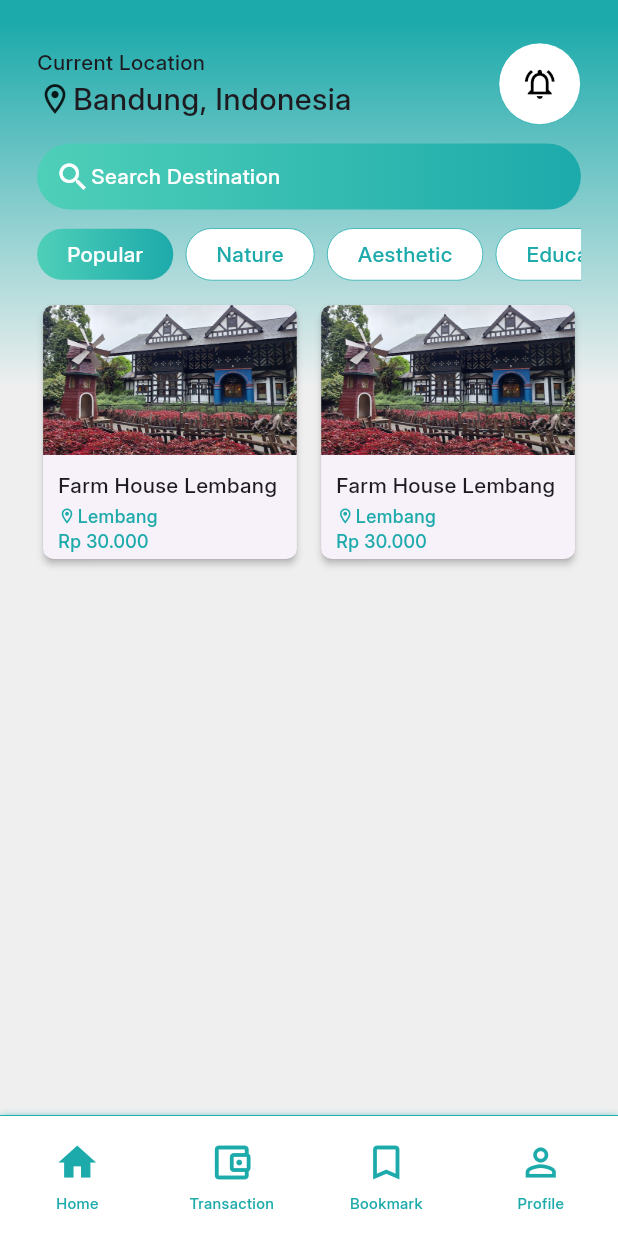
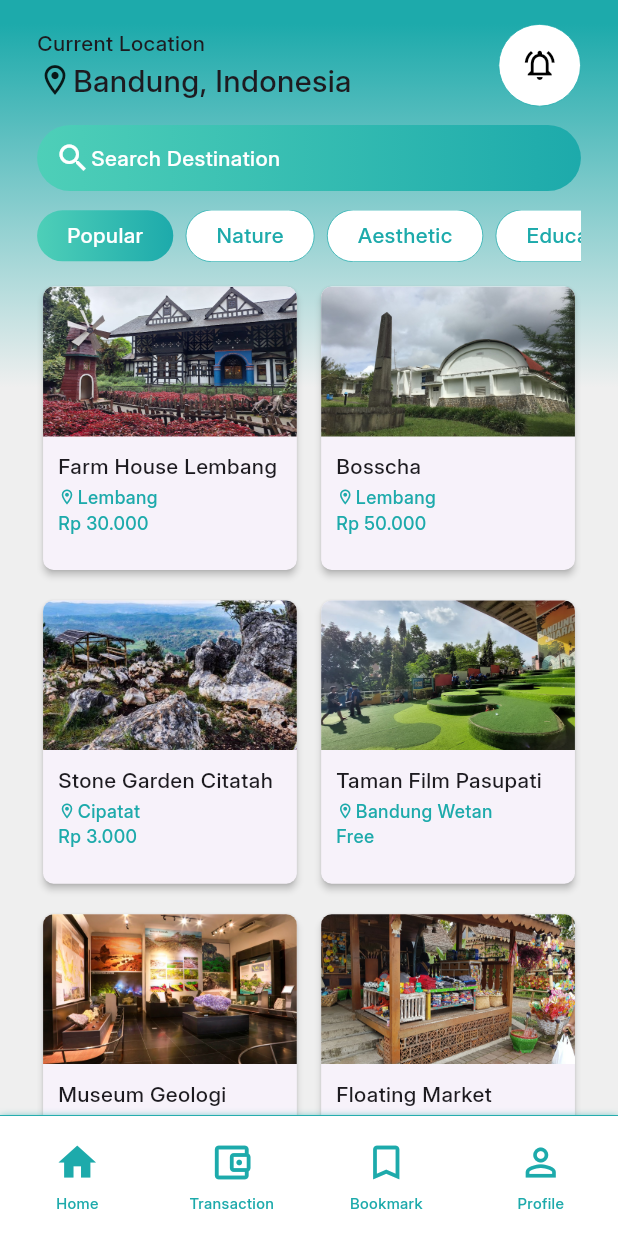
Before and after one commit to Garongan/flutter_aplikasi_tempat_wisata_bandung, a Flutter app: the screen it shows after launch, on a phone screen of 412 x 824 dp. Run offline on Flutter 3.47's test engine with Material 3 defaults, Android fonts, the phone set to English and light mode, and no system bars; our stand-ins replace device_preview.

Commit message:
feat: update data vacation list

```diff
--- a/lib/data/tourism_place_data.dart
+++ b/lib/data/tourism_place_data.dart
@@ -20,21 +20,93 @@ var tourismPlaceData = [
     ],
   ),
   TourismPlaceModel(
-    name: 'Farm House Lembang',
+    name: 'Bosscha',
     location: 'Lembang',
     description:
-        'Taman hiburan dengan bangunan bergaya Eropa, kostum Belanda untuk disewa, kebun binatang mini & resto trendi.',
+        'Observatorium Bosscha adalah observatorium astronomi tertua di Indonesia yang terletak di Lembang, Kabupaten Bandung Barat, Jawa Barat.',
+    openDays: 'Saturday',
+    openTime: '08.00 - 12.00',
+    ticketPrice: 'Rp 50.000',
+    imageAsset: 'assets/images/bosscha.jpg',
+    imageUrls: [
+      'https://lh3.googleusercontent.com/p/AF1QipOwW_o9bIdoWElO-SCpFzx3XjcQvrR2Cx9L98E=s1360-w1360-h1020',
+      'https://lh3.googleusercontent.com/p/AF1QipPWno_4mzJloHx48Itvt7BMN8orcV3tEZNLyXEP=s1360-w1360-h1020',
+      'https://lh3.googleusercontent.com/p/AF1QipMOBa-Yi89ZBLhY1RuV7GHrDZaDFckFMLtge83c=s1360-w1360-h1020',
+      'https://lh3.googleusercontent.com/p/AF1QipN-2ZgH50bNtiyd4bSMe1uxCeW3uPdJx09ZxLrW=s1360-w1360-h1020',
+      'https://lh3.googleusercontent.com/p/AF1QipNm0zFOsHLAERQrpjfZ6vnMUeNbJFwH08I4EBtU=s1360-w1360-h1020',
+      'https://lh3.googleusercontent.com/p/AF1QipMLaYooyGbs1ROEmTHyujA_Z9hkN6lj9Hs92b1c=s1360-w1360-h1020',
+    ],
+  ),
+  TourismPlaceModel(
+    name: 'Stone Garden Citatah',
+    location: 'Cipatat',
+    description:
+        'Lokasi tujuan yang menyuguhkan pemandangan pegunungan hijau di sekeliling dari puncak bukit berbatu.',
     openDays: 'Open Everyday',
-    openTime: '09.00 - 18.00',
-    ticketPrice: 'Rp 30.000',
-    imageAsset: 'assets/images/farm_house_lembang.jpg',
+    openTime: '06.00 - 17.00',
+    ticketPrice: 'Rp 3.000',
+    imageAsset: 'assets/images/stone_garden_citatah.jpeg',
     imageUrls: [
-      'https://lh5.googleusercontent.com/p/AF1QipNw89HVDAQt_zsgGZG9hk3q03bRGHDPX987Z-42=w675-h390-n-k-no',
-      'https://lh5.googleusercontent.com/p/AF1QipO6uE8zqXK9CQxsseW0A8DwaqaZVgTEHmalO6i8=w675-h390-n-k-no',
-      'https://lh5.googleusercontent.com/p/AF1QipP0khgrBLFQHqlPGm-xCodeq7InrXfzcYoZDeL8=w675-h390-n-k-no',
-      'https://lh5.googleusercontent.com/p/AF1QipM3TLVvn4pCLm5rllYDwQEa525ZKFQCPdoRVM8J=w675-h390-n-k-no',
-      'https://lh5.googleusercontent.com/p/AF1QipPws5oeklKQJqx-m7YNcINfplsATug82mHkNrw7=w675-h390-n-k-no',
-      'https://lh5.googleusercontent.com/p/AF1QipPf7RSfYEYrGNy-q7jAx2QW1U3kSHFREMIGMdPR=w675-h390-n-k-no',
+      'https://encrypted-tbn0.gstatic.com/licensed-image?q=tbn:ANd9GcT3Ve462PsfIGcCVUHVeGb6zP6dAtLFE8M75N7jj7BRRTj4WWkic7iw37T9PkXDC8RJ_y3Y-z_R6B7UtZe9EV_rvGVZpa0yrmKzAXd5wg',
+      'https://encrypted-tbn0.gstatic.com/licensed-image?q=tbn:ANd9GcSxt2eEYFecpSCPpbW6gy2OtV3wFyFXwOizUsieJ1_Vdg0YaERZEiU_itVqYU9u-ZRhbrGkFsqSHHJkcjwJI9rF71BeyZiFUY7vcq25sQ',
+      'https://encrypted-tbn1.gstatic.com/licensed-image?q=tbn:ANd9GcRYx7msN9CBiV-YEZcK-AS-RCoGvCZThq4Qh_O1mZW8bq0D2MV6_9ozHvWWNwPxeYG80NZD2GEM0EJr4Ka8VRGBAViIM47QMSmTGT0Ncw',
+      'https://encrypted-tbn2.gstatic.com/licensed-image?q=tbn:ANd9GcSpLJTft-LXolpnva4ViidQN332oh3ee6KFiIDPitU6sFh3u8tIBsnGwqlP9kVRKj2lfegqAVRUfmt391VMUVysPpEzvaH85Q4d818pCw',
+      'https://encrypted-tbn1.gstatic.com/licensed-image?q=tbn:ANd9GcTeHFA4ypBb7uAbdoqarX2eI1PfanBWtmzq_KnIMpp4qfxGXg1eYKCnqCO0R1WgHCj5unVonFtuSVlAE0rkgd3pjQ7ttGfHHYt6YDQ_zA',
+      'https://encrypted-tbn2.gstatic.com/licensed-image?q=tbn:ANd9GcTUouNotublZ4fGI-VpIx0DRVAlS6rUugDuPiRkui9ZXfjvTKHRMIunPMNLrYtkxAFpwXS1ITTAoBRE2eB_AcPkTaihDqc5ZdzAPA1gXA',
+    ],
+  ),
+  TourismPlaceModel(
+    name: 'Taman Film Pasupati',
+    location: 'Bandung Wetan',
+    description:
+        'Taman Film adalah salah satu taman tematik dan ruang terbuka publik di Kota Bandung yang terletak di bawah Jembatan Pasupati, Bandung, Jawa Barat. Taman ini diresmikan oleh Wali kota Bandung, Ridwan Kamil, pada tanggal 14 September 2014.',
+    openDays: 'Open Everydary',
+    openTime: '24 hours',
+    ticketPrice: 'Free',
+    imageAsset: 'assets/images/taman_film_pasupati.jpg',
+    imageUrls: [
+      'https://lh5.googleusercontent.com/p/AF1QipP2f734J14xaPn3C7H-B_H-0g0kRWWoDDbgSF-O=w675-h390-n-k-no',
+      'https://encrypted-tbn0.gstatic.com/images?q=tbn:ANd9GcRqBQQrCdQ4YmAM3DoR2RfqAIupLUCYY0_VoId98oQomepLzD8Qj0_-uTkV5g&s',
+      'https://encrypted-tbn0.gstatic.com/images?q=tbn:ANd9GcSEVHLcrCF9njl_vnz_JzivpPPFDhmE_z0ruNu2Rt4zqni87AUWpn-HYM5RHg&s',
+      'https://encrypted-tbn0.gstatic.com/images?q=tbn:ANd9GcRBC5dCoQ5pTHZ6avEp4mwdJf5jJ0Nq8voQVoR24qrO6KxuDh7CL6wGj4VvxQ&s',
+      'https://encrypted-tbn0.gstatic.com/images?q=tbn:ANd9GcRYl4ZcI1E2WbtsXsLrkfTjBPv7CSGC4Oiz_a_JknWH9vVPKpK_XVDvAEHLIg&s',
+      'https://encrypted-tbn0.gstatic.com/images?q=tbn:ANd9GcTt3CBCEokalSPbUeHXuFwjjn1TFitRT53kcptvTx8uGh6HnkLhrcqr1kfFvQ&s',
+    ],
+  ),
+  TourismPlaceModel(
+    name: 'Museum Geologi Bandung',
+    location: 'Cibeunying Kaler',
+    description:
+        'Museum Geologi didirikan pada tanggal 16 Mei 1929. Museum ini direnovasi dengan mendapat dana bantuan dari JICA. Setelah renovasi selesai, Museum Geologi dibuka kembali dan diresmikan oleh Wakil Presiden RI, Megawati Soekarnoputri pada 23 Agustus 2000.',
+    openDays: 'Open Saturday - Thursday',
+    openTime: '09:00 - 15:30',
+    ticketPrice: 'Rp 3.000',
+    imageAsset: 'assets/images/museum_geologi_bandung.jpg',
+    imageUrls: [
+      'https://lh3.googleusercontent.com/p/AF1QipPD-lqIanClvP6459U7MQ_5iwgLzouqkIfA3-Xn=s1360-w1360-h1020',
+      'https://lh3.googleusercontent.com/p/AF1QipNvv8HFrqG-eQw1FAPDjYHpOfMbpEjICJkoKhUX=s1360-w1360-h1020',
+      'https://lh3.googleusercontent.com/p/AF1QipObkQRSF98yICtQmLqeIsyM9Dgqz1IeFxMFNNxo=s1360-w1360-h1020',
+      'https://encrypted-tbn0.gstatic.com/images?q=tbn:ANd9GcRBC5dCoQ5pTHZ6avEp4mwdJf5jJ0Nq8voQVoR24qrO6KxuDh7CL6wGj4VvxQ&s',
+      'https://lh3.googleusercontent.com/p/AF1QipPn0KMwYJ_DIEsmmeyfX0QN5gvuG-dTdy8O6BNS=s1360-w1360-h1020',
+      'https://lh3.googleusercontent.com/p/AF1QipNoCWUfh5WSIw8-190JG4D_F8dMNzscXjhBP0Wa=s1360-w1360-h1020',
+    ],
+  ),
+  TourismPlaceModel(
+    name: 'Floating Market Lembang',
+    location: 'Lembang',
+    description:
+        'Pasar apung tempat makanan, camilan lokal & barang seperti pakaian dijajakan oleh pedagang dengan perahu.',
+    openDays: 'Open Everyday',
+    openTime: '09:00 - 17:00',
+    ticketPrice: 'Rp 20.000',
+    imageAsset: 'assets/images/floating_market_lembang.png',
+    imageUrls: [
+      'https://lh3.googleusercontent.com/p/AF1QipPYiMHCdA3Cn2w1O5xHeWZIKvYl7wFJkYvOwAX4=s1360-w1360-h1020',
+      'https://lh3.googleusercontent.com/p/AF1QipM4yE52oHzZQOQezZImCzPcpXg67tYlG0tmsDo=s1360-w1360-h1020',
+      'https://lh3.googleusercontent.com/p/AF1QipMg4dTWcGJUwCY2U33zqDvvZjp_y-CWfk5ofSwB=s1360-w1360-h1020',
+      'https://lh3.googleusercontent.com/p/AF1QipNWxM-pDUTRkjn22bDozJ3auM1nqWeo4CDciyTO=s1360-w1360-h1020',
+      'https://lh3.googleusercontent.com/p/AF1QipNw8BGA_h5pDpmxhEloGJ9sAeBh5joJvLTij3WY=s1360-w1360-h1020',
+      'https://lh3.googleusercontent.com/p/AF1QipNmKhmF0Il4YYLiLe81JtwYBBrqviaa8kVYlRQ9=s1360-w1360-h1020',
     ],
   ),
 ];
--- a/lib/screen/home_screen.dart
+++ b/lib/screen/home_screen.dart
@@ -16,7 +16,6 @@ class HomeScreen extends StatelessWidget {
       child: Container(
         padding: EdgeInsets.symmetric(
           horizontal: xPadding,
-          vertical: yGap,
         ),
         decoration: const BoxDecoration(
           gradient: LinearGradient(
@@ -31,7 +30,7 @@ class HomeScreen extends StatelessWidget {
           ),
         ),
         margin: const EdgeInsets.only(top: 16.0),
-        child: Column(
+        child: ListView(
           children: <Widget>[
             Row(
               mainAxisAlignment: MainAxisAlignment.spaceBetween,
@@ -203,13 +202,13 @@ class HomeScreen extends StatelessWidget {
             SizedBox(
               height: yGap,
             ),
-            Expanded(
-              child: GridView.count(
+            GridView.count(
               crossAxisCount: 2,
               shrinkWrap: true,
               physics: const NeverScrollableScrollPhysics(),
               crossAxisSpacing: xGap,
               mainAxisSpacing: yGap,
+              childAspectRatio: 0.9,
               children: List.generate(tourismPlaceData.length, (index) {
                 final TourismPlaceModel placeModel = tourismPlaceData[index];
                 return InkWell(
@@ -251,8 +250,7 @@ class HomeScreen extends StatelessWidget {
                               Text(
                                 placeModel.name,
                                 style: const TextStyle(
-                                      fontSize: 14,
-                                      fontWeight: FontWeight.w500),
+                                    fontSize: 14, fontWeight: FontWeight.w500),
                               ),
                               const SizedBox(
                                 height: 2,
@@ -294,7 +292,9 @@ class HomeScreen extends StatelessWidget {
                 );
               }),
             ),
-            ),
+            SizedBox(
+              height: yGap,
+            )
           ],
         ),
       ),
```
Also changed, not shown: assets/images/bosscha.jpg (added), assets/images/floating_market_lembang.png (added), assets/images/museum_geologi_bandung.jpg (added), assets/images/stone_garden_citatah.jpeg (added), assets/images/taman_film_pasupati.jpg (added). Lines whose indentation alone changed are shown as unchanged.
